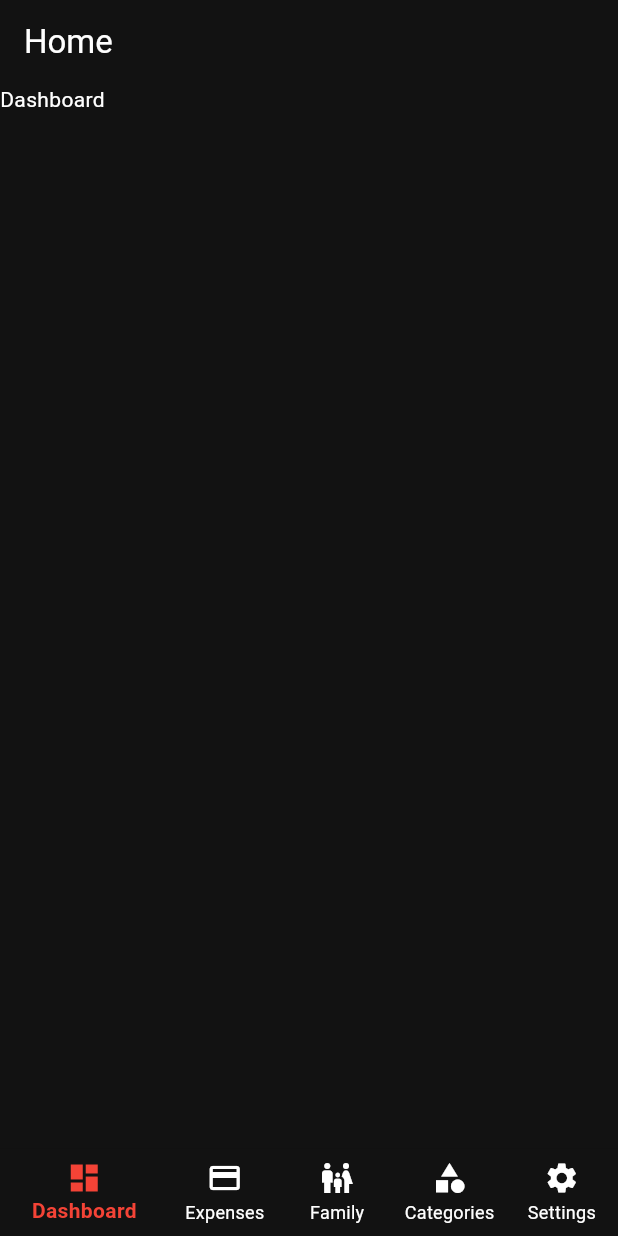
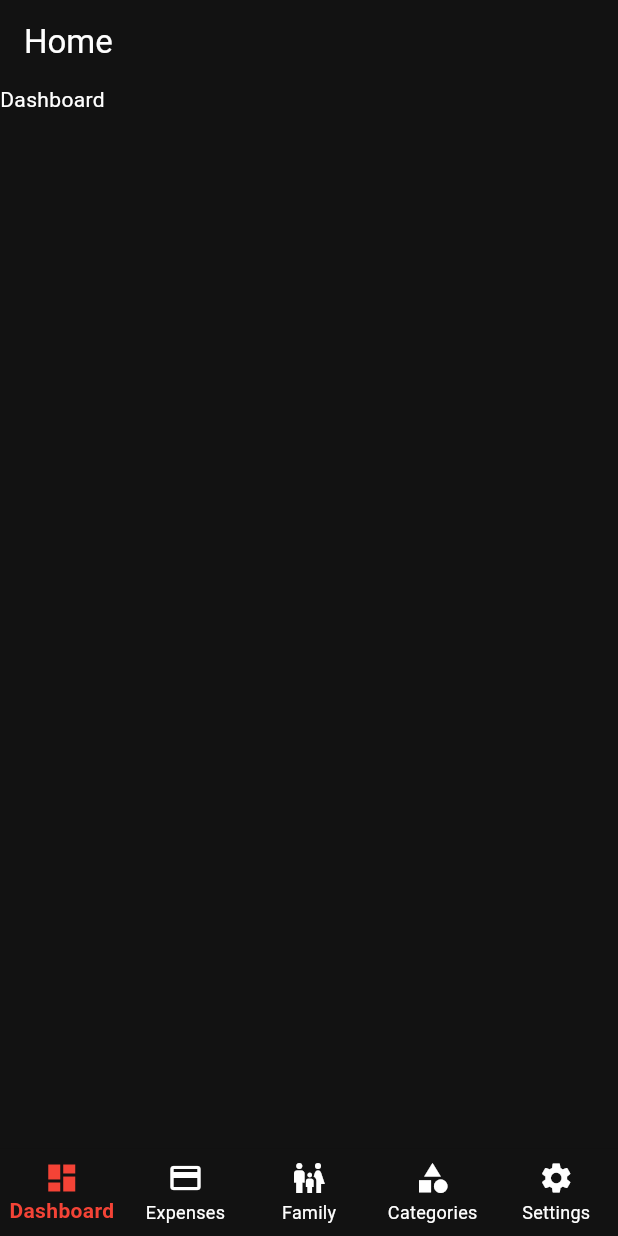
Before and after one commit to vigneshwaran-48/expense-manager-flutter, a Flutter app: the screen it shows after launch, on a phone screen of 412 x 824 dp. Run offline on Flutter 3.47's test engine with Material 3 defaults, Android fonts, the phone set to English and light mode, and no system bars; our stand-ins replace flutter_bloc, go_router.

Commit message:
Bottom navbar style changes

```diff
--- a/lib/navbar/app_bottom_navbar.dart
+++ b/lib/navbar/app_bottom_navbar.dart
@@ -17,9 +17,9 @@ class AppBottomNavbar extends StatelessWidget {
             context.go(navRoutes[index]);
           },
           currentIndex: index,
-          backgroundColor: Colors.white10,
           selectedLabelStyle: TextStyle(fontWeight: FontWeight.bold),
           showUnselectedLabels: true,
+          type: BottomNavigationBarType.fixed,
           items: [
             BottomNavigationBarItem(
               icon: Icon(Icons.dashboard),
```
